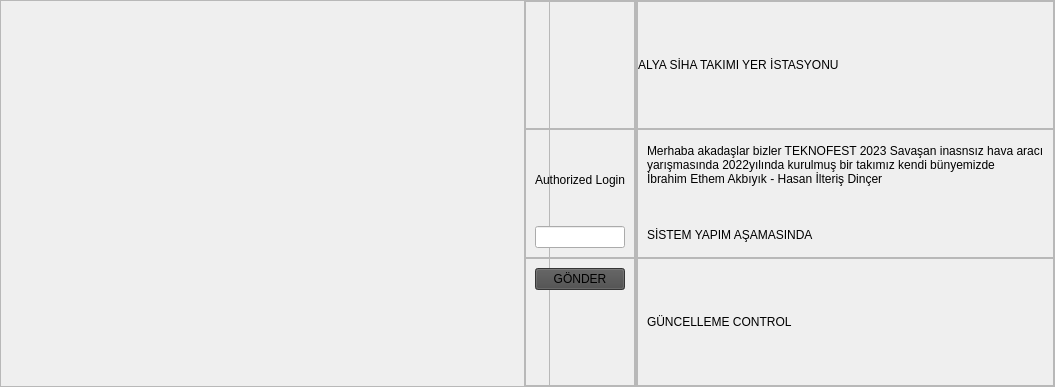
Before: the Qt Designer form lib/login_ui.ui in ibrahimeth/Alya_Siha_Folders, drawn with Qt 5.
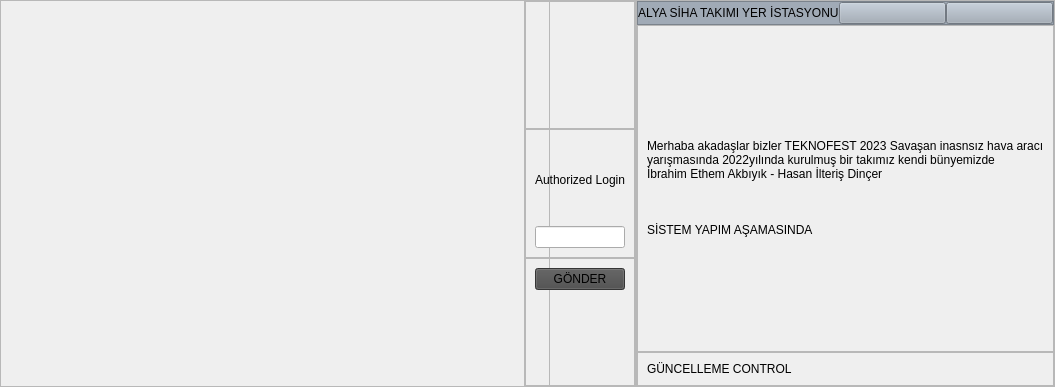
After: the same form once the commit is applied. Icons and pictures are not drawn.

What changed in the file:
```diff
--- a/lib/login_ui.ui
+++ b/lib/login_ui.ui
@@ -246,6 +246,15 @@
        </property>
        <item>
         <widget class="QFrame" name="right_top_frame">
+         <property name="sizePolicy">
+          <sizepolicy hsizetype="Preferred" vsizetype="Maximum">
+           <horstretch>0</horstretch>
+           <verstretch>0</verstretch>
+          </sizepolicy>
+         </property>
+         <property name="styleSheet">
+          <string notr="true">background-color: rgb(160, 170, 182);</string>
+         </property>
          <property name="frameShape">
           <enum>QFrame::StyledPanel</enum>
          </property>
@@ -276,21 +285,23 @@
            </widget>
           </item>
           <item>
-           <widget class="QLabel" name="right_top_right_label">
-            <property name="maximumSize">
-             <size>
-              <width>100</width>
-              <height>100</height>
-             </size>
-            </property>
+           <widget class="QPushButton" name="alt_btn">
             <property name="text">
              <string/>
             </property>
             <property name="pixmap">
              <pixmap resource="log_icons.qrc">:/icon/images/Ekran görüntüsü 2022-12-23 010859.png</pixmap>
             </property>
-            <property name="scaledContents">
-             <bool>true</bool>
+           </widget>
+          </item>
+          <item>
+           <widget class="QPushButton" name="x_btn">
+            <property name="text">
+             <string/>
+            </property>
+            <property name="icon">
+             <iconset resource="log_icons.qrc">
+              <normaloff>:/icon/icons/x-circle.svg</normaloff>:/icon/icons/x-circle.svg</iconset>
             </property>
            </widget>
           </item>
@@ -324,6 +335,12 @@
        </item>
        <item>
         <widget class="QFrame" name="right_bottom_frame">
+         <property name="sizePolicy">
+          <sizepolicy hsizetype="Preferred" vsizetype="Maximum">
+           <horstretch>0</horstretch>
+           <verstretch>0</verstretch>
+          </sizepolicy>
+         </property>
          <property name="frameShape">
           <enum>QFrame::StyledPanel</enum>
          </property>
@@ -347,6 +364,12 @@
           </item>
           <item>
            <widget class="QLabel" name="right_bottom_right_label">
+            <property name="maximumSize">
+             <size>
+              <width>100</width>
+              <height>100</height>
+             </size>
+            </property>
             <property name="text">
              <string/>
             </property>
```
Left out of the diff: 13 changed lines with no effect on the pictures.
